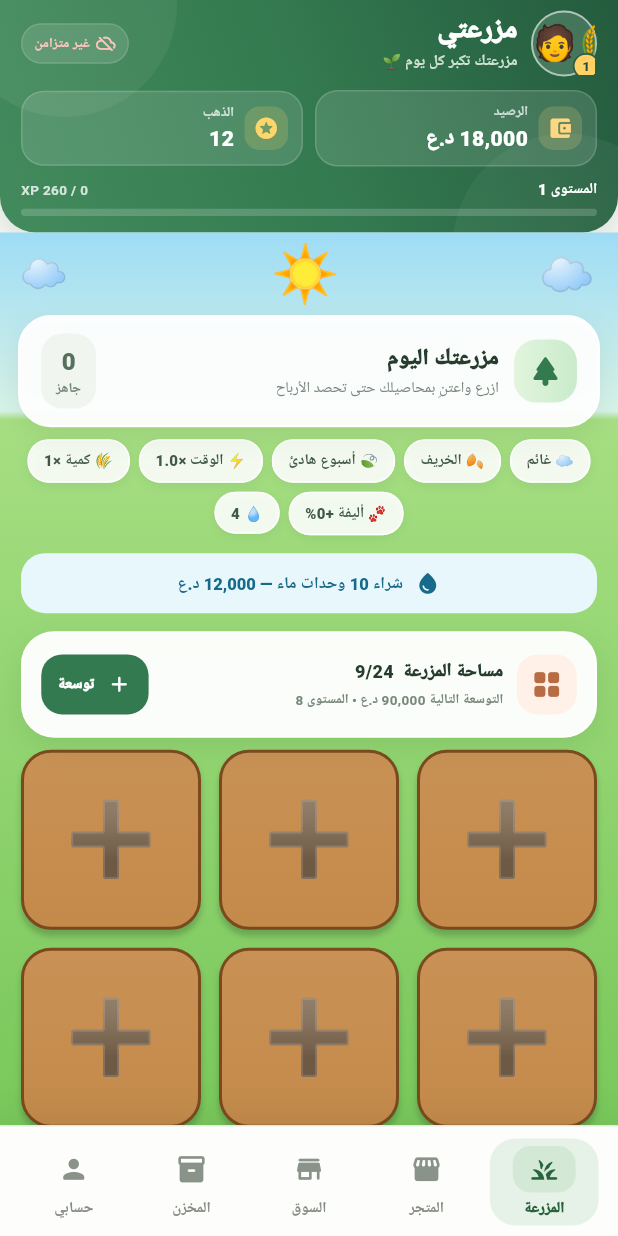
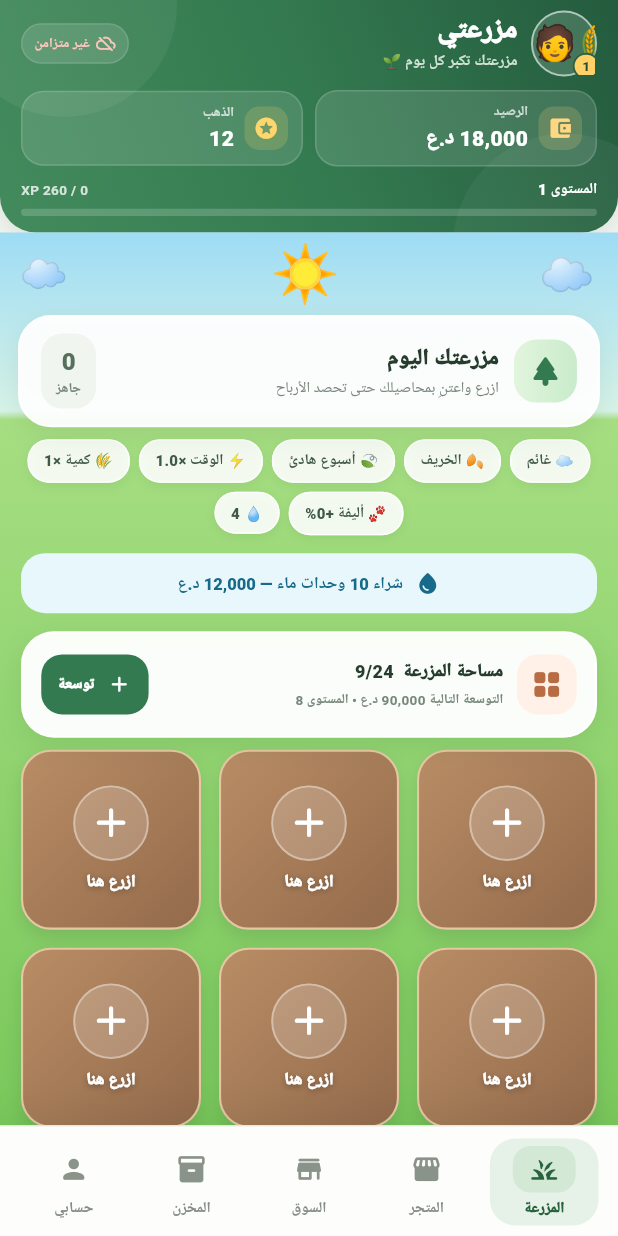
Before and after one commit to madara19091909/myapp2cpr, a Flutter app: the screen it shows once a user with an empty profile is signed in, on a phone screen of 412 x 824 dp. Run offline on Flutter 3.47's test engine with Material 3 defaults, Android fonts, the phone set to English and light mode, and no system bars; our stand-ins replace cloud_firestore, firebase_auth, firebase_core, shared_preferences; accounts and stored records are empty.

Commit message:
update lib/features/farm/widgets/plot_tile.dart

```diff
--- a/lib/features/farm/widgets/plot_tile.dart
+++ b/lib/features/farm/widgets/plot_tile.dart
@@ -40,7 +40,7 @@ class PlotTile extends StatelessWidget {
             : '${crop.name} ينمو، الوقت المتبقي ${formatDuration(remaining)}';
 
     final symbol = crop == null
-        ? '➕'
+        ? ''
         : ready
             ? crop.emoji
             : progress < .34
@@ -65,37 +65,62 @@ class PlotTile extends StatelessWidget {
                 return Container(
                   decoration: BoxDecoration(
                     gradient: LinearGradient(
-                      begin: Alignment.topCenter,
-                      end: Alignment.bottomCenter,
+                      begin: Alignment.topLeft,
+                      end: Alignment.bottomRight,
                       colors: ready
-                          ? const [Color(0xFFE8B85D), Color(0xFFB7792D)]
-                          : const [Color(0xFFC99155), AppColors.soil],
+                          ? const [Color(0xFFF7D98E), Color(0xFFD7A34F)]
+                          : crop == null
+                              ? const [Color(0xFFB98D65), Color(0xFF936A4B)]
+                              : const [Color(0xFFB58A5D), Color(0xFF805A3C)],
                     ),
                     borderRadius: BorderRadius.circular(_radius),
                     border: Border.all(
-                      color: ready ? AppColors.gold : AppColors.soilDark,
-                      width: ready ? 3 : 2,
+                      color: ready ? const Color(0xFFE8B84E) : const Color(0xFFE6C6A3),
+                      width: ready ? 2.2 : 1.4,
                     ),
                     boxShadow: [
                       BoxShadow(
-                        // Flutter < 3.27: withOpacity(.4 + .35 * t)
                         color: ready
-                            ? AppColors.gold.withValues(alpha: .4 + .35 * t)
-                            : const Color(0x33000000),
-                        offset: const Offset(0, 4),
-                        blurRadius: ready ? 6 + 6 * t : 3,
+                            ? AppColors.gold.withValues(alpha: .30 + .25 * t)
+                            : const Color(0x252B3F2D),
+                        offset: const Offset(0, 5),
+                        blurRadius: ready ? 10 + 4 * t : 9,
                       ),
                     ],
                   ),
                   child: Stack(
                     children: [
-                      // الرمز بالنص
+                      // Empty plots use a clear, soft planting action instead of a huge plus glyph.
                       Center(
-                        child: AnimatedScale(
+                        child: crop == null
+                            ? Column(
+                                mainAxisSize: MainAxisSize.min,
+                                children: [
+                                  Container(
+                                    width: size * .42,
+                                    height: size * .42,
+                                    decoration: BoxDecoration(
+                                      color: Colors.white.withValues(alpha: .18),
+                                      shape: BoxShape.circle,
+                                      border: Border.all(color: Colors.white.withValues(alpha: .38), width: 1.3),
+                                    ),
+                                    child: Icon(Icons.add_rounded, color: Colors.white, size: size * .27),
+                                  ),
+                                  const SizedBox(height: 6),
+                                  const Text(
+                                    'ازرع هنا',
+                                    style: TextStyle(
+                                      color: Colors.white,
+                                      fontSize: 11,
+                                      fontWeight: FontWeight.w900,
+                                      shadows: [Shadow(color: Color(0x55000000), blurRadius: 5, offset: Offset(0, 1))],
+                                    ),
+                                  ),
+                                ],
+                              )
+                            : AnimatedScale(
                                 scale: ready ? 1.06 + .04 * t : 1,
                                 duration: const Duration(milliseconds: 200),
-                          child: Opacity(
-                            opacity: crop == null ? .65 : 1,
                                 child: AnimatedSwitcher(
                                   duration: const Duration(milliseconds: 300),
                                   transitionBuilder: (child, anim) => ScaleTransition(
@@ -106,7 +131,6 @@ class PlotTile extends StatelessWidget {
                                     symbol,
                                     key: ValueKey(symbol),
                                     style: TextStyle(fontSize: size * (ready ? .48 : .40)),
-                              ),
                                   ),
                                 ),
                               ),
```
Lines whose indentation alone changed are shown as unchanged.
